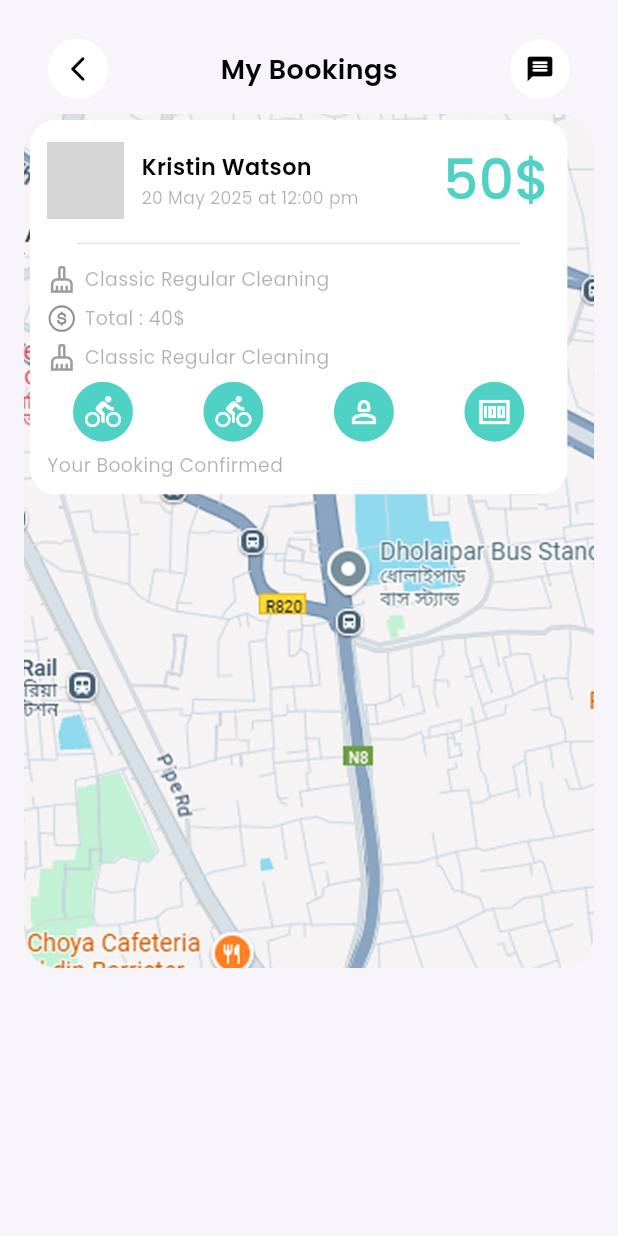
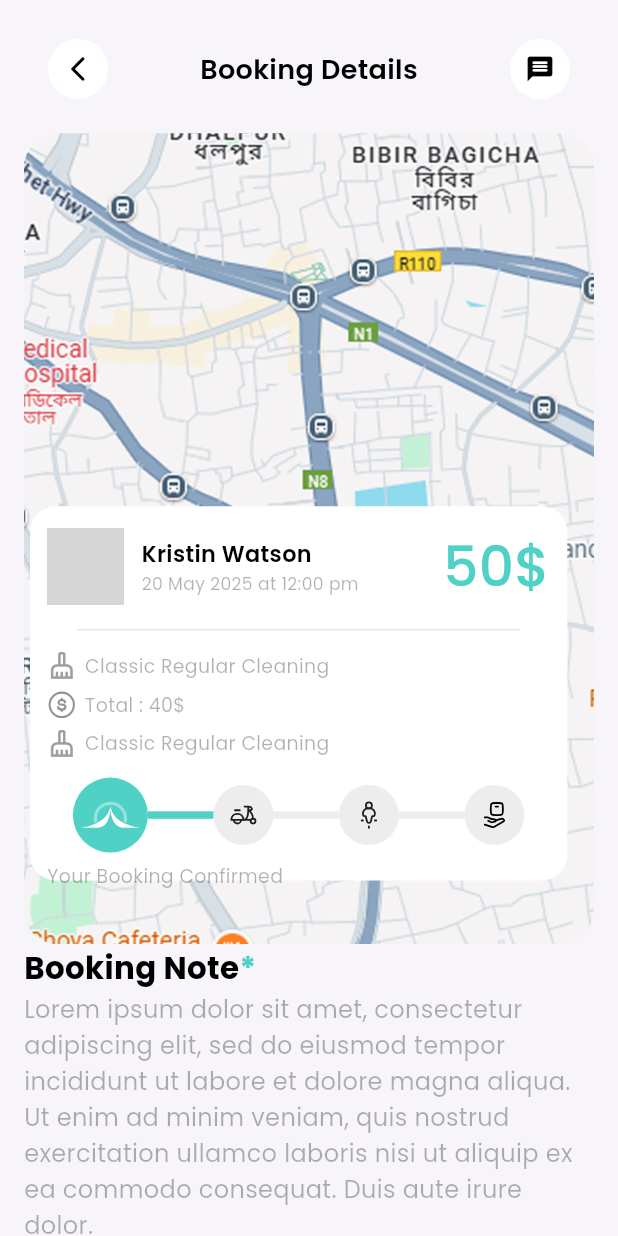
Before and after one commit to Tarikul-Islam-Shykat/epicboymoses, a Flutter app: the BookingDetailsScreen screen opened by its route, on a phone screen of 412 x 824 dp. Run offline on Flutter 3.47's test engine with Material 3 defaults, Android fonts, the phone set to English and light mode, and no system bars; our stand-ins replace flutter_easyloading, flutter_screenutil, flutter_spinkit, flutter_svg, fluttertoast, get and 4 more; missing offline and left inert: timeline_tile_plus; accounts and stored records are empty; network calls fail; grey boxes are pictures that could not be loaded.

Commit message:
user flow ui done

```diff
--- a/lib/core/const/icons_path.dart
+++ b/lib/core/const/icons_path.dart
@@ -8,4 +8,8 @@
   static const String aboutus = "assets/icons/aboutus.svg";
   static const String stear = "assets/icons/stear.svg";
   static const String dollar = "assets/icons/dollar.svg";
+  static const String money = "assets/icons/money.svg";
+  static const String people = "assets/icons/people.svg";
+  static const String ride = "assets/icons/ride.svg";
+  static const String starting = "assets/icons/starting.svg";
 }
--- a/lib/feature/user/bookingdetails/screen/booking_details_screeen.dart
+++ b/lib/feature/user/bookingdetails/screen/booking_details_screeen.dart
@@ -42,7 +42,7 @@
                     ),
                     const Spacer(),
                     Text(
-                      "My Bookings",
+                      "Booking Details",
                       style: globalTextStyle(
                         fontWeight: FontWeight.w600,
                         fontSize: 18,
@@ -64,10 +64,11 @@
                   ],
                 ),
               ),
+              SizedBox(height: 10.h),
 
               // map
               SizedBox(
-                height: 450.h,
+                height: 420.h,
                 child: Stack(
                   children: [
                     ClipRRect(
@@ -79,6 +80,7 @@
                       ),
                     ),
                     Positioned(
+                      top: 190.h,
                       child: SizedBox(
                         height: 200.h,
                         width: 320.w,
@@ -212,7 +214,7 @@
                                     ),
                                   ],
                                 ),
-                                SizedBox(height: 5.h),
+                                SizedBox(height: 10.h),
                                 // timeline
                                 Padding(
                                   padding: EdgeInsets.symmetric(
@@ -223,32 +225,59 @@
                                         MainAxisAlignment.spaceBetween,
                                     children: [
                                       CircleAvatar(
-                                        child: Icon(
-                                          Icons.directions_bike_outlined,
-                                          color: AppColors.whiteColor,
+                                        maxRadius: 25,
+                                        child: SvgPicture.asset(
+                                          IconsPath.starting,
+                                          height: 15.h,
                                         ),
+
                                         backgroundColor: AppColors.primaryColor,
                                       ),
-                                      CircleAvatar(
-                                        child: Icon(
-                                          Icons.directions_bike_outlined,
-                                          color: AppColors.whiteColor,
+                                      Expanded(
+                                        child: Divider(
+                                          color: AppColors.primaryColor,
+                                          thickness: 5,
                                         ),
-                                        backgroundColor: AppColors.primaryColor,
                                       ),
                                       CircleAvatar(
-                                        child: Icon(
-                                          Icons.person_2_outlined,
-                                          color: AppColors.whiteColor,
+                                        child: SvgPicture.asset(
+                                          IconsPath.ride,
+                                          height: 15.h,
                                         ),
-                                        backgroundColor: AppColors.primaryColor,
+                                        backgroundColor: AppColors.grayColor
+                                            .withAlpha(20),
+                                      ),
+                                      Expanded(
+                                        child: Divider(
+                                          color: AppColors.grayColor.withAlpha(
+                                            20,
+                                          ),
+                                          thickness: 5,
+                                        ),
                                       ),
                                       CircleAvatar(
-                                        child: Icon(
-                                          Icons.money_sharp,
-                                          color: AppColors.whiteColor,
+                                        child: SvgPicture.asset(
+                                          IconsPath.people,
+                                          height: 15.h,
                                         ),
-                                        backgroundColor: AppColors.primaryColor,
+                                        backgroundColor: AppColors.grayColor
+                                            .withAlpha(20),
+                                      ),
+                                      Expanded(
+                                        child: Divider(
+                                          color: AppColors.grayColor.withAlpha(
+                                            20,
+                                          ),
+                                          thickness: 5,
+                                        ),
+                                      ),
+                                      CircleAvatar(
+                                        child: SvgPicture.asset(
+                                          IconsPath.money,
+                                          height: 15.h,
+                                        ),
+                                        backgroundColor: AppColors.grayColor
+                                            .withAlpha(20),
                                       ),
                                     ],
                                   ),
@@ -269,27 +298,37 @@
                         ),
                       ),
                     ),
+                  ],
+                ),
+              ),
 
-                    // Positioned(
-                    //   top: getWidth(200),
-                    //   left: getWidth(20),
-                    //   right: getWidth(20),
-                    //   child: RiderDetailsDescriptionCard(
-                    //     riderName:
-                    //         dashboardController.recentRides[0].riderName,
-                    //     dateTime:
-                    //         dashboardController.recentRides[0].dateTime,
-                    //     pickupLocation:
-                    //         dashboardController
-                    //             .recentRides[0]
-                    //             .pickupLocation,
-                    //     dropOffLocation:
-                    //         dashboardController
-                    //             .recentRides[0]
-                    //             .dropOffLocation,
-                    //   ),
-                    // ),
-                  ],
+              // booking note
+              Row(
+                children: [
+                  Text(
+                    'Booking Note',
+                    style: globalTextStyle(
+                      fontSize: 18.sp,
+                      color: AppColors.blackColor,
+                      fontWeight: FontWeight.bold,
+                    ),
+                  ),
+                  Text(
+                    '*',
+                    style: globalTextStyle(
+                      fontSize: 18.sp,
+                      color: AppColors.primaryColor,
+                      fontWeight: FontWeight.bold,
+                    ),
+                  ),
+                ],
+              ),
+              Text(
+                'Lorem ipsum dolor sit amet, consectetur adipiscing elit, sed do eiusmod tempor incididunt ut labore et dolore magna aliqua. Ut enim ad minim veniam, quis nostrud exercitation ullamco laboris nisi ut aliquip ex ea commodo consequat. Duis aute irure dolor.',
+                style: globalTextStyle(
+                  textAlign: TextAlign.justify,
+                  fontSize: 14.sp,
+                  color: AppColors.grayColor.withAlpha(90),
                 ),
               ),
             ],
```
Also changed, not shown: assets/icons/money.svg (added), assets/icons/people.svg (added), assets/icons/ride.svg (added), assets/icons/starting.svg (added).
